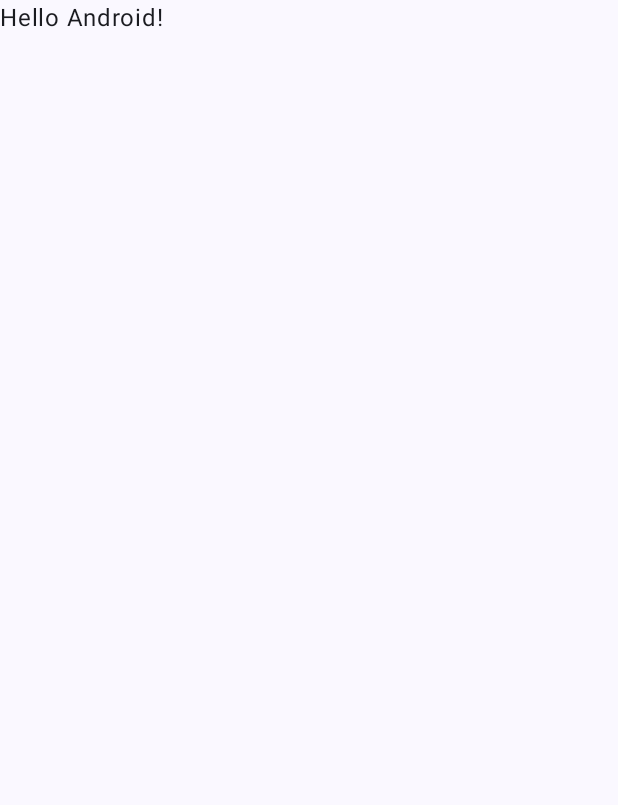
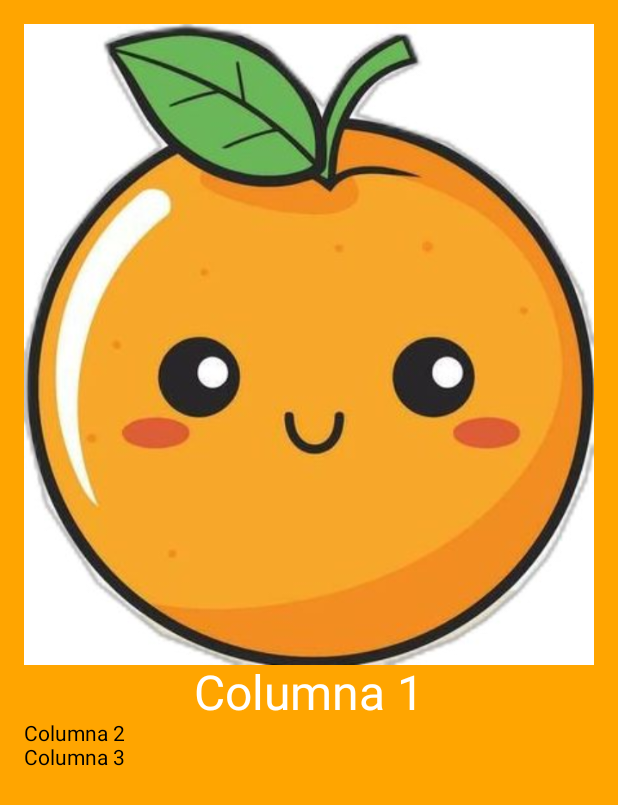
Before and after one commit to Toffee-Chi/Bootcamp, an Android app built with Jetpack Compose: the screen it shows after launch (MainActivity), on a phone screen of 412 x 824 dp. Before the commit the part shown is almost empty. Shown: the top 805 px of the screen. Run offline under Robolectric (Android 15) with nearby library versions, the phone set to English and light mode, and no system bars.

Commit message:
LazyColumn
Image, Column, Items, pequeños usos del modifier

```diff
--- a/Kotlin/Compose/ColumnAplication/app/src/main/java/com/example/columnapplication/MainActivity.kt
+++ b/Kotlin/Compose/ColumnAplication/app/src/main/java/com/example/columnapplication/MainActivity.kt
@@ -1,47 +1,64 @@
 package com.example.columnapplication
 
 import android.os.Bundle
+import androidx.compose.ui.Alignment
+import androidx.compose.ui.graphics.Color
 import androidx.activity.ComponentActivity
 import androidx.activity.compose.setContent
 import androidx.activity.enableEdgeToEdge
+import androidx.compose.foundation.Image
+import androidx.compose.foundation.background
+import androidx.compose.foundation.layout.Column
 import androidx.compose.foundation.layout.fillMaxSize
+import androidx.compose.foundation.layout.fillMaxWidth
 import androidx.compose.foundation.layout.padding
-import androidx.compose.material3.Scaffold
+import androidx.compose.foundation.lazy.LazyColumn
 import androidx.compose.material3.Text
 import androidx.compose.runtime.Composable
 import androidx.compose.ui.Modifier
+import androidx.compose.ui.res.painterResource
+import androidx.compose.ui.text.style.TextAlign
 import androidx.compose.ui.tooling.preview.Preview
-import com.example.columnapplication.ui.theme.ColumnApplicationTheme
+import androidx.compose.ui.unit.dp
+import androidx.compose.ui.unit.sp
+
 
 class MainActivity : ComponentActivity() {
     override fun onCreate(savedInstanceState: Bundle?) {
         super.onCreate(savedInstanceState)
         enableEdgeToEdge()
         setContent {
-            ColumnApplicationTheme {
-                Scaffold(modifier = Modifier.fillMaxSize()) { innerPadding ->
-                    Greeting(
-                        name = "Android",
-                        modifier = Modifier.padding(innerPadding)
-                    )
-                }
-            }
+            app()
         }
     }
 }
 
+@Preview
 @Composable
-fun Greeting(name: String, modifier: Modifier = Modifier) {
-    Text(
-        text = "Hello $name!",
-        modifier = modifier
-    )
-}
-
-@Preview(showBackground = true)
-@Composable
-fun GreetingPreview() {
-    ColumnApplicationTheme {
-        Greeting("Android")
+fun app() {
+    LazyColumn(
+        modifier = Modifier
+            .fillMaxSize()
+            .background(Color(0xFFFFA500))
+            .padding(16.dp)
+    ) {
+        item {
+            Column(modifier = Modifier.fillMaxWidth()) {
+                Image(
+                    painter = painterResource(id = R.drawable.ic_orange_kawai),
+                    contentDescription = "orange",
+                    modifier = Modifier.align(Alignment.CenterHorizontally)
+                )
+            }
+            Text(
+                text = "Columna 1",
+                fontSize = 32.sp,
+                color = Color.White,
+                modifier = Modifier.fillMaxWidth(),
+                textAlign = TextAlign.Center
+            )
+            Text(text = "Columna 2")
+            Text(text = "Columna 3")
+        }
     }
 }
```
Also changed, not shown: Kotlin/Compose/ColumnAplication/app/src/main/res/drawable/ic_orange_kawai.jpg (added).
